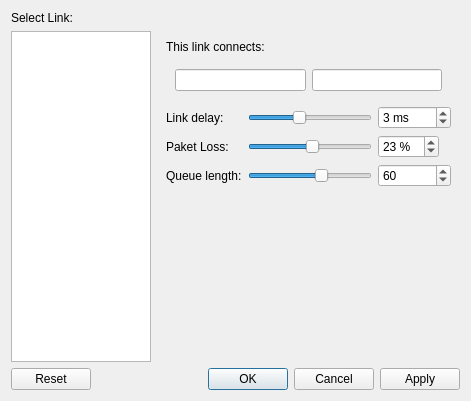
The window that confLink.ui (koppd/mt) describes before a commit, drawn with Qt 5.
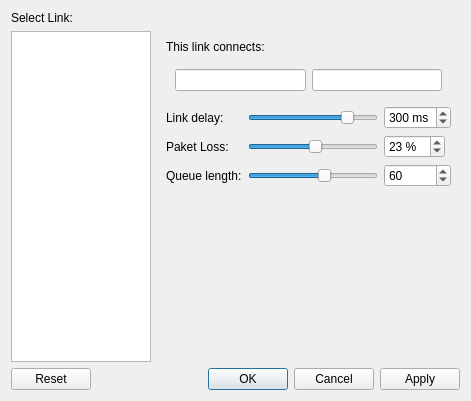
The same window after the commit.

Commit message: dynamischer Link-Delay

Patch:
```diff
--- a/confLink.ui
+++ b/confLink.ui
@@ -89,10 +89,10 @@
          <string> ms</string>
         </property>
         <property name="maximum">
-         <number>2000</number>
+         <number>500</number>
         </property>
         <property name="value">
-         <number>3</number>
+         <number>300</number>
         </property>
        </widget>
       </item>
@@ -125,10 +125,10 @@
       <item row="4" column="1">
        <widget class="QSlider" name="hsDelay">
         <property name="maximum">
-         <number>2000</number>
+         <number>500</number>
         </property>
         <property name="value">
-         <number>800</number>
+         <number>400</number>
         </property>
         <property name="orientation">
          <enum>Qt::Horizontal</enum>
```
The commit also changes 2 other files.
